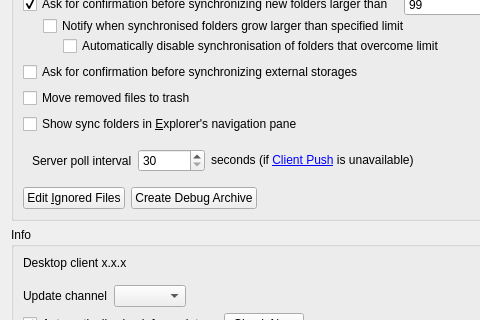
Old version of the form src/gui/generalsettings.ui in the repository nextcloud/desktop; both pictures show x 0 to 480 and y 166 to 486 of the 667 by 796 pixel window.
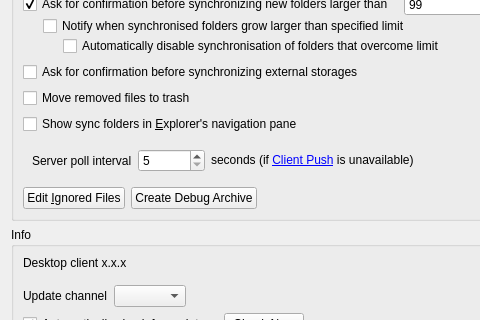
New version of the form.

Commit message: fix(generalsettings): change remote pollinterval spinBox-minimum from 30 to 5 seconds, to align with configfile

The edit to the form file:
```diff
--- a/src/gui/generalsettings.ui
+++ b/src/gui/generalsettings.ui
@@ -221,7 +221,7 @@
          <item>
           <widget class="QSpinBox" name="remotePollIntervalSpinBox">
            <property name="minimum">
-            <number>30</number>
+            <number>5</number>
            </property>
            <property name="maximum">
             <number>999999</number>
```
The commit also changes 1 other file.
